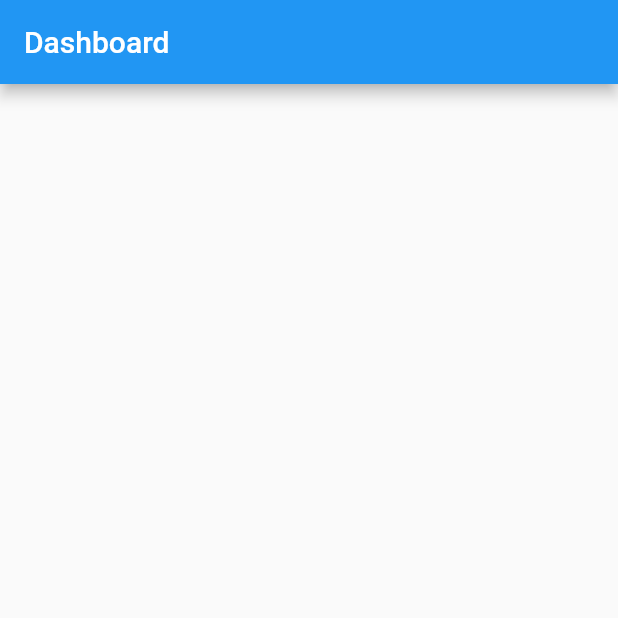
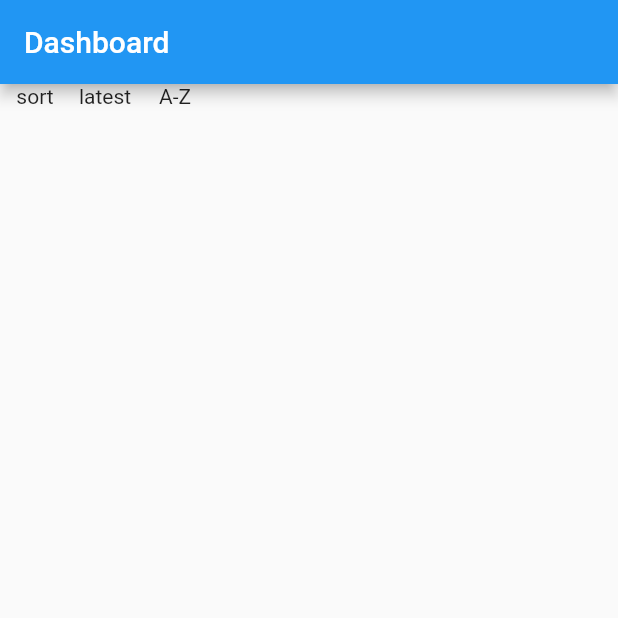
Before and after one commit to MendozaFiona/project_heartsleeve, a Flutter app: the screen it shows after launch, on a phone screen of 412 x 824 dp, the top half of it. Run offline on Flutter 3.47's test engine with Material 2 defaults, Android fonts, the phone set to English and light mode, and no system bars.

Commit message:
minor additions

```diff
--- a/lib/home.dart
+++ b/lib/home.dart
@@ -1,4 +1,5 @@
 import 'package:flutter/material.dart';
+import 'sortmenu.dart';
 
 class Home extends StatelessWidget{
 
@@ -18,7 +19,8 @@ class Home extends StatelessWidget{
 
             children: [
 
-              Text('')
+              SortMenu(),
+
 
             ],
 
--- /dev/null
+++ b/lib/sortmenu.dart
@@ -0,0 +1,27 @@
+import 'package:flutter/material.dart';
+
+class SortMenu extends StatelessWidget {
+  @override
+  Widget build(BuildContext context) {
+    return Container( // CHANGE modify to accomodate two types of sort menu
+
+      child: Row(
+        children: [
+
+          Expanded(child: Text('sort', textAlign: TextAlign.center)),
+
+          Expanded(child: Text('latest', textAlign: TextAlign.center)),
+
+          Expanded(child: Text('A-Z', textAlign: TextAlign.center)),
+
+        ],
+
+      ),
+
+      width: 140.0,
+
+    );
+
+  }
+
+}
```
Also changed, not shown: lib/styles.dart (added).
